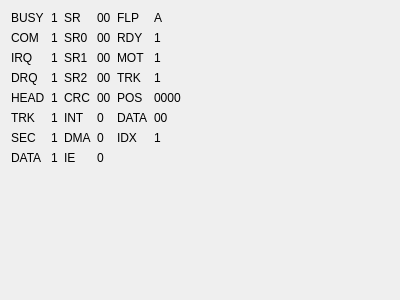
Above: ui/dbgwidgets/form_fdd.ui from samstyle/Xpeccy before the change. Below: the same form after it.
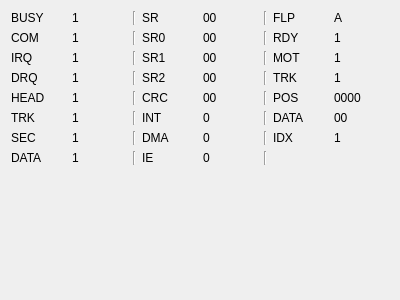
That is the form after the change.

The edit to the form file:
```diff
--- a/ui/dbgwidgets/form_fdd.ui
+++ b/ui/dbgwidgets/form_fdd.ui
@@ -14,129 +14,31 @@
    <string>Form</string>
   </property>
   <layout class="QGridLayout" name="gridLayout">
-   <item row="0" column="0">
-    <widget class="QLabel" name="label_29">
+   <item row="4" column="7">
+    <widget class="QLabel" name="flpPosL">
      <property name="text">
-      <string>BUSY</string>
+      <string>0000</string>
      </property>
     </widget>
    </item>
-   <item row="0" column="1">
-    <widget class="QLabel" name="fdcBusyL">
-     <property name="text">
-      <string>1</string>
-     </property>
-    </widget>
-   </item>
-   <item row="0" column="2">
-    <widget class="QLabel" name="label_43">
-     <property name="text">
-      <string>SR</string>
-     </property>
-    </widget>
-   </item>
-   <item row="0" column="3">
-    <widget class="QLabel" name="fdcStateL">
-     <property name="text">
-      <string>00</string>
-     </property>
-    </widget>
-   </item>
-   <item row="0" column="4">
-    <widget class="QLabel" name="label_36">
-     <property name="text">
-      <string>FLP</string>
-     </property>
-    </widget>
-   </item>
-   <item row="0" column="5">
-    <widget class="QLabel" name="flpCurL">
-     <property name="text">
-      <string>A</string>
-     </property>
-    </widget>
-   </item>
-   <item row="1" column="0">
-    <widget class="QLabel" name="label_40">
-     <property name="text">
-      <string>COM</string>
-     </property>
-    </widget>
-   </item>
-   <item row="1" column="1">
-    <widget class="QLabel" name="fdcComL">
-     <property name="text">
-      <string>1</string>
-     </property>
-    </widget>
-   </item>
-   <item row="1" column="2">
+   <item row="1" column="3">
     <widget class="QLabel" name="label_45">
      <property name="text">
       <string>SR0</string>
      </property>
     </widget>
    </item>
-   <item row="1" column="3">
-    <widget class="QLabel" name="fdcSr0L">
-     <property name="text">
-      <string>00</string>
-     </property>
-    </widget>
-   </item>
-   <item row="1" column="4">
-    <widget class="QLabel" name="label_41">
-     <property name="text">
-      <string>RDY</string>
-     </property>
-    </widget>
-   </item>
-   <item row="1" column="5">
+   <item row="1" column="7">
     <widget class="QLabel" name="flpRdyL">
      <property name="text">
       <string>1</string>
      </property>
     </widget>
    </item>
-   <item row="2" column="0">
-    <widget class="QLabel" name="label_30">
-     <property name="text">
-      <string>IRQ</string>
-     </property>
-    </widget>
-   </item>
-   <item row="2" column="1">
-    <widget class="QLabel" name="fdcIrqL">
-     <property name="text">
-      <string>1</string>
-     </property>
-    </widget>
-   </item>
    <item row="2" column="2">
-    <widget class="QLabel" name="label_46">
-     <property name="text">
-      <string>SR1</string>
-     </property>
-    </widget>
-   </item>
-   <item row="2" column="3">
-    <widget class="QLabel" name="fdcSr1L">
-     <property name="text">
-      <string>00</string>
-     </property>
-    </widget>
-   </item>
-   <item row="2" column="4">
-    <widget class="QLabel" name="label_35">
-     <property name="text">
-      <string>MOT</string>
-     </property>
-    </widget>
-   </item>
-   <item row="2" column="5">
-    <widget class="QLabel" name="flpMotL">
-     <property name="text">
-      <string>1</string>
+    <widget class="Line" name="line_3">
+     <property name="orientation">
+      <enum>Qt::Vertical</enum>
      </property>
     </widget>
    </item>
@@ -147,41 +49,69 @@
      </property>
     </widget>
    </item>
-   <item row="3" column="1">
-    <widget class="QLabel" name="fdcDrqL">
-     <property name="text">
-      <string>1</string>
-     </property>
-    </widget>
-   </item>
-   <item row="3" column="2">
-    <widget class="QLabel" name="label_47">
-     <property name="text">
-      <string>SR2</string>
-     </property>
-    </widget>
-   </item>
-   <item row="3" column="3">
-    <widget class="QLabel" name="fdcSr2L">
-     <property name="text">
-      <string>00</string>
-     </property>
-    </widget>
-   </item>
    <item row="3" column="4">
+    <widget class="QLabel" name="fdcSr2L">
+     <property name="text">
+      <string>00</string>
+     </property>
+    </widget>
+   </item>
+   <item row="3" column="6">
     <widget class="QLabel" name="label_37">
      <property name="text">
       <string>TRK</string>
      </property>
     </widget>
    </item>
-   <item row="3" column="5">
-    <widget class="QLabel" name="flpTrkL">
+   <item row="3" column="3">
+    <widget class="QLabel" name="label_47">
      <property name="text">
+      <string>SR2</string>
+     </property>
+    </widget>
+   </item>
+   <item row="6" column="1">
+    <widget class="QLabel" name="fdcSecL">
+     <property name="text">
       <string>1</string>
      </property>
     </widget>
    </item>
+   <item row="3" column="1">
+    <widget class="QLabel" name="fdcDrqL">
+     <property name="text">
+      <string>1</string>
+     </property>
+    </widget>
+   </item>
+   <item row="4" column="4">
+    <widget class="QLabel" name="flpCRC">
+     <property name="text">
+      <string>00</string>
+     </property>
+    </widget>
+   </item>
+   <item row="0" column="7">
+    <widget class="QLabel" name="flpCurL">
+     <property name="text">
+      <string>A</string>
+     </property>
+    </widget>
+   </item>
+   <item row="7" column="0">
+    <widget class="QLabel" name="label_34">
+     <property name="text">
+      <string>DATA</string>
+     </property>
+    </widget>
+   </item>
+   <item row="4" column="3">
+    <widget class="QLabel" name="label_2">
+     <property name="text">
+      <string>CRC</string>
+     </property>
+    </widget>
+   </item>
    <item row="4" column="0">
     <widget class="QLabel" name="label_38">
      <property name="text">
@@ -189,80 +119,157 @@
      </property>
     </widget>
    </item>
-   <item row="4" column="1">
-    <widget class="QLabel" name="fdcHeadL">
+   <item row="7" column="2">
+    <widget class="Line" name="line_8">
+     <property name="orientation">
+      <enum>Qt::Vertical</enum>
+     </property>
+    </widget>
+   </item>
+   <item row="2" column="1">
+    <widget class="QLabel" name="fdcIrqL">
      <property name="text">
       <string>1</string>
      </property>
     </widget>
    </item>
-   <item row="4" column="2">
-    <widget class="QLabel" name="label_2">
-     <property name="text">
-      <string>CRC</string>
-     </property>
-    </widget>
-   </item>
-   <item row="4" column="3">
-    <widget class="QLabel" name="flpCRC">
-     <property name="text">
-      <string>00</string>
-     </property>
-    </widget>
-   </item>
-   <item row="4" column="4">
+   <item row="4" column="6">
     <widget class="QLabel" name="label_39">
      <property name="text">
       <string>POS</string>
      </property>
     </widget>
    </item>
-   <item row="4" column="5">
-    <widget class="QLabel" name="flpPosL">
-     <property name="text">
-      <string>0000</string>
-     </property>
-    </widget>
-   </item>
-   <item row="5" column="0">
-    <widget class="QLabel" name="label_31">
-     <property name="text">
-      <string>TRK</string>
-     </property>
-    </widget>
-   </item>
-   <item row="5" column="1">
-    <widget class="QLabel" name="fdcTrkL">
-     <property name="text">
-      <string>1</string>
-     </property>
-    </widget>
-   </item>
-   <item row="5" column="2">
+   <item row="5" column="3">
     <widget class="QLabel" name="label_8">
      <property name="text">
       <string>INT</string>
      </property>
     </widget>
    </item>
-   <item row="5" column="3">
-    <widget class="QLabel" name="flpInt">
+   <item row="7" column="3">
+    <widget class="QLabel" name="label_11">
      <property name="text">
-      <string>0</string>
+      <string>IE</string>
      </property>
     </widget>
    </item>
-   <item row="5" column="4">
+   <item row="3" column="7">
+    <widget class="QLabel" name="flpTrkL">
+     <property name="text">
+      <string>1</string>
+     </property>
+    </widget>
+   </item>
+   <item row="1" column="4">
+    <widget class="QLabel" name="fdcSr0L">
+     <property name="text">
+      <string>00</string>
+     </property>
+    </widget>
+   </item>
+   <item row="4" column="1">
+    <widget class="QLabel" name="fdcHeadL">
+     <property name="text">
+      <string>1</string>
+     </property>
+    </widget>
+   </item>
+   <item row="5" column="0">
+    <widget class="QLabel" name="label_31">
+     <property name="text">
+      <string>TRK</string>
+     </property>
+    </widget>
+   </item>
+   <item row="5" column="6">
     <widget class="QLabel" name="label_42">
      <property name="text">
       <string>DATA</string>
      </property>
     </widget>
    </item>
-   <item row="5" column="5">
-    <widget class="QLabel" name="flpDataL">
+   <item row="7" column="4">
+    <widget class="QLabel" name="flpIntEn">
      <property name="text">
-      <string>00</string>
+      <string>0</string>
+     </property>
+    </widget>
+   </item>
+   <item row="6" column="3">
+    <widget class="QLabel" name="label_10">
+     <property name="text">
+      <string>DMA</string>
+     </property>
+    </widget>
+   </item>
+   <item row="2" column="6">
+    <widget class="QLabel" name="label_35">
+     <property name="text">
+      <string>MOT</string>
+     </property>
+    </widget>
+   </item>
+   <item row="2" column="3">
+    <widget class="QLabel" name="label_46">
+     <property name="text">
+      <string>SR1</string>
+     </property>
+    </widget>
+   </item>
+   <item row="5" column="4">
+    <widget class="QLabel" name="flpInt">
+     <property name="text">
+      <string>0</string>
+     </property>
+    </widget>
+   </item>
+   <item row="1" column="2">
+    <widget class="Line" name="line_2">
+     <property name="orientation">
+      <enum>Qt::Vertical</enum>
+     </property>
+    </widget>
+   </item>
+   <item row="0" column="2">
+    <widget class="Line" name="line">
+     <property name="orientation">
+      <enum>Qt::Vertical</enum>
+     </property>
+    </widget>
+   </item>
+   <item row="1" column="6">
+    <widget class="QLabel" name="label_41">
+     <property name="text">
+      <string>RDY</string>
+     </property>
+    </widget>
+   </item>
+   <item row="0" column="1">
+    <widget class="QLabel" name="fdcBusyL">
+     <property name="text">
+      <string>1</string>
+     </property>
+    </widget>
+   </item>
+   <item row="0" column="3">
+    <widget class="QLabel" name="label_43">
+     <property name="text">
+      <string>SR</string>
+     </property>
+    </widget>
+   </item>
+   <item row="1" column="1">
+    <widget class="QLabel" name="fdcComL">
+     <property name="text">
+      <string>1</string>
+     </property>
+    </widget>
+   </item>
+   <item row="7" column="1">
+    <widget class="QLabel" name="fdcDataL">
+     <property name="text">
+      <string>1</string>
      </property>
     </widget>
    </item>
@@ -273,69 +280,55 @@
      </property>
     </widget>
    </item>
-   <item row="6" column="1">
-    <widget class="QLabel" name="fdcSecL">
+   <item row="2" column="4">
+    <widget class="QLabel" name="fdcSr1L">
      <property name="text">
-      <string>1</string>
+      <string>00</string>
      </property>
     </widget>
    </item>
    <item row="6" column="2">
-    <widget class="QLabel" name="label_10">
-     <property name="text">
-      <string>DMA</string>
+    <widget class="Line" name="line_7">
+     <property name="orientation">
+      <enum>Qt::Vertical</enum>
      </property>
     </widget>
    </item>
-   <item row="6" column="3">
-    <widget class="QLabel" name="flpDma">
+   <item row="2" column="7">
+    <widget class="QLabel" name="flpMotL">
      <property name="text">
-      <string>0</string>
+      <string>1</string>
      </property>
     </widget>
    </item>
    <item row="6" column="4">
-    <widget class="QLabel" name="label_44">
-     <property name="text">
-      <string>IDX</string>
-     </property>
-    </widget>
-   </item>
-   <item row="6" column="5">
-    <widget class="QLabel" name="flpIdxL">
-     <property name="text">
-      <string>1</string>
-     </property>
-    </widget>
-   </item>
-   <item row="7" column="0">
-    <widget class="QLabel" name="label_34">
-     <property name="text">
-      <string>DATA</string>
-     </property>
-    </widget>
-   </item>
-   <item row="7" column="1">
-    <widget class="QLabel" name="fdcDataL">
-     <property name="text">
-      <string>1</string>
-     </property>
-    </widget>
-   </item>
-   <item row="7" column="2">
-    <widget class="QLabel" name="label_11">
-     <property name="text">
-      <string>IE</string>
-     </property>
-    </widget>
-   </item>
-   <item row="7" column="3">
-    <widget class="QLabel" name="flpIntEn">
+    <widget class="QLabel" name="flpDma">
      <property name="text">
       <string>0</string>
      </property>
     </widget>
    </item>
+   <item row="5" column="2">
+    <widget class="Line" name="line_6">
+     <property name="orientation">
+      <enum>Qt::Vertical</enum>
+     </property>
+    </widget>
+   </item>
+   <item row="0" column="4">
+    <widget class="QLabel" name="fdcStateL">
+     <property name="text">
+      <string>00</string>
+     </property>
+    </widget>
+   </item>
+   <item row="2" column="0">
+    <widget class="QLabel" name="label_30">
+     <property name="text">
+      <string>IRQ</string>
+     </property>
+    </widget>
+   </item>
    <item row="8" column="0">
     <spacer name="verticalSpacer_3">
      <property name="orientation">
@@ -349,18 +342,124 @@
      </property>
     </spacer>
    </item>
-   <item row="8" column="5">
-    <spacer name="horizontalSpacer">
+   <item row="4" column="2">
+    <widget class="Line" name="line_5">
      <property name="orientation">
-      <enum>Qt::Horizontal</enum>
+      <enum>Qt::Vertical</enum>
      </property>
-     <property name="sizeHint" stdset="0">
-      <size>
-       <width>219</width>
-       <height>20</height>
-      </size>
+    </widget>
+   </item>
+   <item row="0" column="6">
+    <widget class="QLabel" name="label_36">
+     <property name="text">
+      <string>FLP</string>
      </property>
-    </spacer>
+    </widget>
+   </item>
+   <item row="6" column="6">
+    <widget class="QLabel" name="label_44">
+     <property name="text">
+      <string>IDX</string>
+     </property>
+    </widget>
+   </item>
+   <item row="5" column="7">
+    <widget class="QLabel" name="flpDataL">
+     <property name="text">
+      <string>00</string>
+     </property>
+    </widget>
+   </item>
+   <item row="1" column="0">
+    <widget class="QLabel" name="label_40">
+     <property name="text">
+      <string>COM</string>
+     </property>
+    </widget>
+   </item>
+   <item row="3" column="2">
+    <widget class="Line" name="line_4">
+     <property name="orientation">
+      <enum>Qt::Vertical</enum>
+     </property>
+    </widget>
+   </item>
+   <item row="5" column="1">
+    <widget class="QLabel" name="fdcTrkL">
+     <property name="text">
+      <string>1</string>
+     </property>
+    </widget>
+   </item>
+   <item row="0" column="0">
+    <widget class="QLabel" name="label_29">
+     <property name="text">
+      <string>BUSY</string>
+     </property>
+    </widget>
+   </item>
+   <item row="6" column="7">
+    <widget class="QLabel" name="flpIdxL">
+     <property name="text">
+      <string>1</string>
+     </property>
+    </widget>
+   </item>
+   <item row="0" column="5">
+    <widget class="Line" name="line_9">
+     <property name="orientation">
+      <enum>Qt::Vertical</enum>
+     </property>
+    </widget>
+   </item>
+   <item row="1" column="5">
+    <widget class="Line" name="line_10">
+     <property name="orientation">
+      <enum>Qt::Vertical</enum>
+     </property>
+    </widget>
+   </item>
+   <item row="2" column="5">
+    <widget class="Line" name="line_11">
+     <property name="orientation">
+      <enum>Qt::Vertical</enum>
+     </property>
+    </widget>
+   </item>
+   <item row="3" column="5">
+    <widget class="Line" name="line_12">
+     <property name="orientation">
+      <enum>Qt::Vertical</enum>
+     </property>
+    </widget>
+   </item>
+   <item row="4" column="5">
+    <widget class="Line" name="line_13">
+     <property name="orientation">
+      <enum>Qt::Vertical</enum>
+     </property>
+    </widget>
+   </item>
+   <item row="5" column="5">
+    <widget class="Line" name="line_14">
+     <property name="orientation">
+      <enum>Qt::Vertical</enum>
+     </property>
+    </widget>
+   </item>
+   <item row="6" column="5">
+    <widget class="Line" name="line_15">
+     <property name="orientation">
+      <enum>Qt::Vertical</enum>
+     </property>
+    </widget>
+   </item>
+   <item row="7" column="5">
+    <widget class="Line" name="line_16">
+     <property name="orientation">
+      <enum>Qt::Vertical</enum>
+     </property>
+    </widget>
    </item>
   </layout>
  </widget>
```
